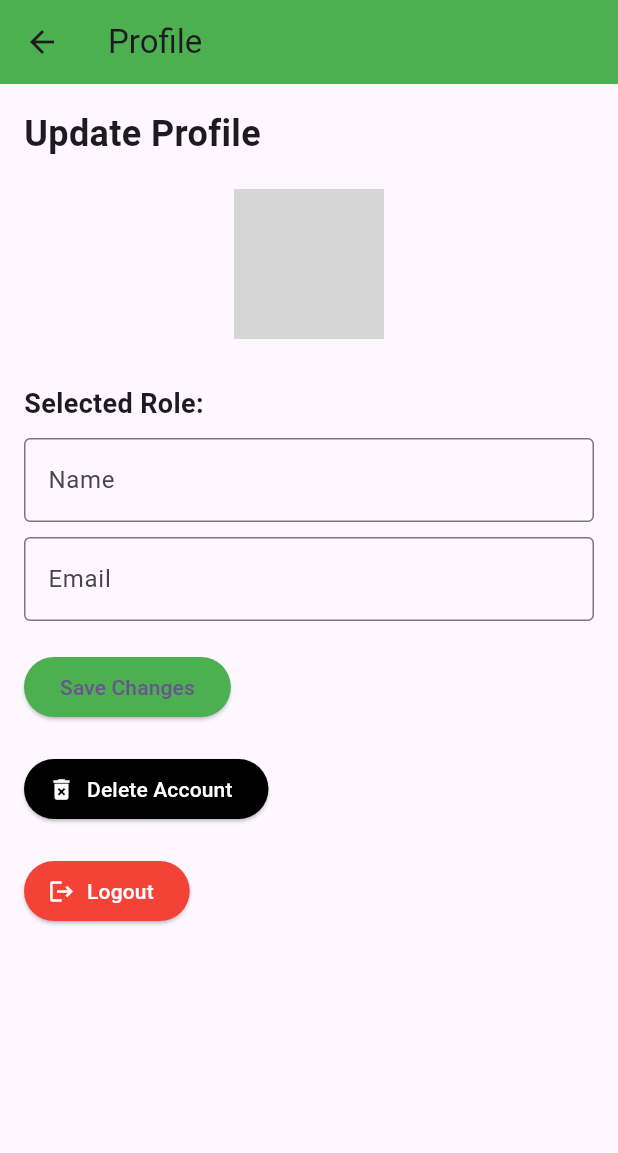
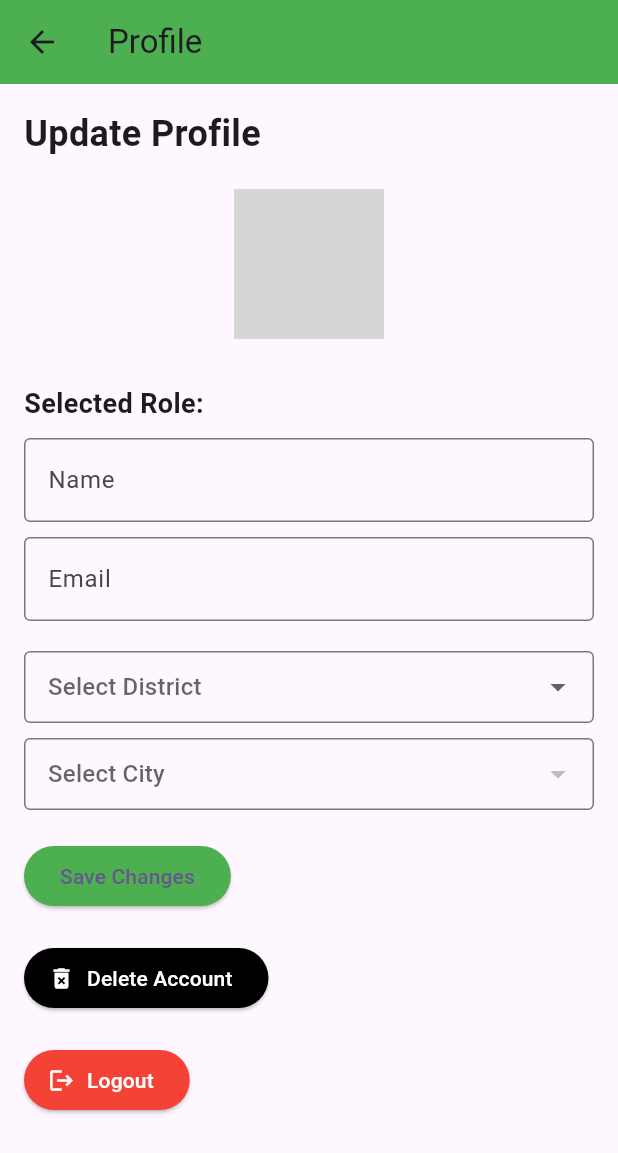
Before and after one commit to Kavishka-Ranasinghe/Buildsphere-Mobile-App, a Flutter app: the ProfileScreen screen opened directly, on a phone screen of 412 x 824 dp. Shown: the top 1153 px of the screen. Run offline on Flutter 3.47's test engine with Material 3 defaults, Android fonts, the phone set to English and light mode, and no system bars; our stand-ins replace cloud_firestore, firebase_auth, firebase_core, firebase_storage, image_picker, shared_preferences; accounts and stored records are empty; grey boxes are pictures that could not be loaded.

Commit message:
district and city save in profile

```diff
--- a/lib/Other users/profile.dart
+++ b/lib/Other users/profile.dart
@@ -23,6 +23,8 @@ class _ProfileScreenState extends State<ProfileScreen> {
   String _userRole = ""; // Store user role
   String? _localImagePath;
   String? _downloadURL; // 🔹 Ensure this is declared in the class
+  String? _selectedDistrict;
+  String? _selectedCity;
 
   @override
   void initState() {
@@ -109,6 +111,8 @@ class _ProfileScreenState extends State<ProfileScreen> {
           _nameController.text = userDoc['name'];
           _emailController.text = userDoc['email'];
           _userRole = userDoc['role'];
+          _selectedDistrict = userDoc['district'];
+          _selectedCity = userDoc['city'];
           _localImagePath = userDoc['localProfileImage'] ?? null;
           _downloadURL = userDoc['profileImage'] ?? null;
         });
@@ -181,6 +185,8 @@ class _ProfileScreenState extends State<ProfileScreen> {
       await FirebaseFirestore.instance.collection('users').doc(_userId).update({
         'name': _nameController.text.trim(),
         'email': _emailController.text.trim(),
+        'district': _selectedDistrict,
+        'city': _selectedCity,
       });
 
       ScaffoldMessenger.of(context).showSnackBar(
@@ -202,6 +208,39 @@ class _ProfileScreenState extends State<ProfileScreen> {
           (route) => false,
     );
   }
+  final List<String> districts = [
+    'Colombo', 'Gampaha', 'Kalutara', 'Kandy', 'Matale', 'Nuwara Eliya',
+    'Galle', 'Matara', 'Hambantota', 'Jaffna', 'Kilinochchi', 'Mannar', 'Vavuniya',
+    'Mullaitivu', 'Batticaloa', 'Ampara', 'Trincomalee', 'Kurunegala', 'Puttalam',
+    'Anuradhapura', 'Polonnaruwa', 'Badulla', 'Monaragala', 'Ratnapura', 'Kegalle'
+  ];
+  final Map<String, List<String>> cities = {
+    'Colombo': ['Colombo 1', 'Colombo 2', 'Colombo 3', 'Nugegoda', 'Dehiwala', 'Maharagama', 'Piliyandala', 'Homagama', 'Kottawa', 'Battaramulla', 'Koswatta'],
+    'Gampaha': ['Negombo', 'Gampaha', 'Ja-Ela', 'Wattala', 'Minuwangoda', 'Kelaniya', 'Ragama', 'Mirigama', 'Katunayake', 'Ganemulla'],
+    'Kalutara': ['Kalutara', 'Panadura', 'Horana', 'Beruwala', 'Matugama', 'Aluthgama', 'Wadduwa', 'Ingiriya', 'Payagala', 'Bandaragama'],
+    'Kandy': ['Kandy', 'Peradeniya', 'Katugastota', 'Gampola', 'Nawalapitiya', 'Wattegama', 'Digana', 'Pilimathalawa', 'Teldeniya', 'Kadugannawa'],
+    'Matale': ['Matale', 'Dambulla', 'Galewela', 'Rattota', 'Ukuwela', 'Palapathwala', 'Laggala', 'Nalanda'],
+    'Nuwara Eliya': ['Nuwara Eliya', 'Hatton', 'Ginigathhena', 'Kotagala', 'Talawakelle', 'Ragala', 'Pundaluoya', 'Dayagama'],
+    'Galle': ['Galle', 'Hikkaduwa', 'Unawatuna', 'Ambalangoda', 'Karapitiya', 'Weligama', 'Ahangama', 'Bentota', 'Koggala', 'Balapitiya'],
+    'Matara': ['Matara', 'Weligama', 'Akurassa', 'Deniyaya', 'Hakmana', 'Dikwella', 'Kamburugamuwa', 'Devinuwara', 'Weeraketiya'],
+    'Hambantota': ['Hambantota', 'Tangalle', 'Beliatta', 'Tissamaharama', 'Sooriyawewa', 'Weerawila', 'Lunugamvehera', 'Kirinda'],
+    'Jaffna': ['Jaffna', 'Nallur', 'Point Pedro', 'Chavakachcheri', 'Kopay', 'Atchuvely', 'Karainagar', 'Kankesanthurai', 'Velanai'],
+    'Kilinochchi': ['Kilinochchi', 'Pallai', 'Paranthan', 'Mallavi', 'Tharmapuram', 'Kandavalai'],
+    'Mannar': ['Mannar', 'Murunkan', 'Pesalai', 'Thalaimannar', 'Madhu'],
+    'Vavuniya': ['Vavuniya', 'Nedunkeni', 'Omanthai', 'Cheddikulam', 'Parayanalankulam'],
+    'Mullaitivu': ['Mullaitivu', 'Puthukudiyiruppu', 'Oddusuddan', 'Maritimepattu', 'Thunukkai'],
+    'Batticaloa': ['Batticaloa', 'Kaluwanchikudy', 'Eravur', 'Valachchenai', 'Kattankudy', 'Chenkalady', 'Vakarai'],
+    'Ampara': ['Ampara', 'Kalmunai', 'Sainthamaruthu', 'Akkaraipattu', 'Sammanthurai', 'Dehiattakandiya', 'Uhana'],
+    'Trincomalee': ['Trincomalee', 'Kinniya', 'Mutur', 'Nilaveli', 'Kantale', 'China Bay'],
+    'Kurunegala': ['Kurunegala', 'Kuliyapitiya', 'Pannala', 'Mawathagama', 'Narammala', 'Alawwa', 'Polgahawela', 'Wariyapola', 'Nikaweratiya', 'Galgamuwa'],
+    'Puttalam': ['Puttalam', 'Chilaw', 'Wennappuwa', 'Nattandiya', 'Marawila', 'Anamaduwa', 'Madampe'],
+    'Anuradhapura': ['Anuradhapura', 'Kekirawa', 'Mihintale', 'Thambuttegama', 'Eppawala', 'Nochchiyagama'],
+    'Polonnaruwa': ['Polonnaruwa', 'Hingurakgoda', 'Medirigiriya', 'Dimbulagala'],
+    'Badulla': ['Badulla', 'Bandarawela', 'Haputale', 'Welimada', 'Mahiyanganaya', 'Diyatalawa', 'Passara'],
+    'Monaragala': ['Monaragala', 'Wellawaya', 'Bibile', 'Medagama', 'Siyambalanduwa'],
+    'Ratnapura': ['Ratnapura', 'Embilipitiya', 'Pelmadulla', 'Balangoda', 'Eheliyagoda', 'Kuruwita', 'Opanayaka'],
+    'Kegalle': ['Kegalle', 'Mawanella', 'Warakapola', 'Ruwanwella', 'Dehiowita', 'Deraniyagala'],
+  };
 
   @override
   Widget build(BuildContext context) {
@@ -277,6 +316,34 @@ class _ProfileScreenState extends State<ProfileScreen> {
               ),
               const SizedBox(height: 20),
 
+              // ✅ District Dropdown
+              _buildDropdown(
+                hint: "Select District",
+                value: _selectedDistrict,
+                items: districts,
+                onChanged: (value) {
+                  setState(() {
+                    _selectedDistrict = value;
+                    _selectedCity = null; // Reset city
+                  });
+                },
+              ),
+              const SizedBox(height: 10),
+
+              // ✅ City Dropdown (only if district is selected)
+              if (_selectedDistrict != null)
+                _buildDropdown(
+                  hint: "Select City",
+                  value: _selectedCity,
+                  items: cities[_selectedDistrict!] ?? [],
+                  onChanged: (value) {
+                    setState(() {
+                      _selectedCity = value;
+                    });
+                  },
+                ),
+              const SizedBox(height: 20),
+
               ElevatedButton(
                 onPressed: _saveChanges,
                 style: ElevatedButton.styleFrom(backgroundColor: Colors.green),
@@ -300,6 +367,7 @@ class _ProfileScreenState extends State<ProfileScreen> {
                 icon: const Icon(Icons.logout, color: Colors.white),
                 label: const Text('Logout', style: TextStyle(color: Colors.white)),
               ),
+
             ],
           ),
         ),
@@ -307,3 +375,22 @@ class _ProfileScreenState extends State<ProfileScreen> {
     );
   }
 }
+
+Widget _buildDropdown({
+  required String hint,
+  required String? value,
+  required List<String> items,
+  required void Function(String?) onChanged,
+}) {
+  return DropdownButtonFormField<String>(
+    value: value,
+    hint: Text(hint),
+    isExpanded: true,
+    items: items.map((item) => DropdownMenuItem(value: item, child: Text(item))).toList(),
+    onChanged: onChanged,
+    decoration: const InputDecoration(
+      border: OutlineInputBorder(),
+      contentPadding: EdgeInsets.symmetric(horizontal: 12, vertical: 8),
+    ),
+  );
+}
```
Also changed, not shown: lib/location.txt (added, +33 -0 lines).
